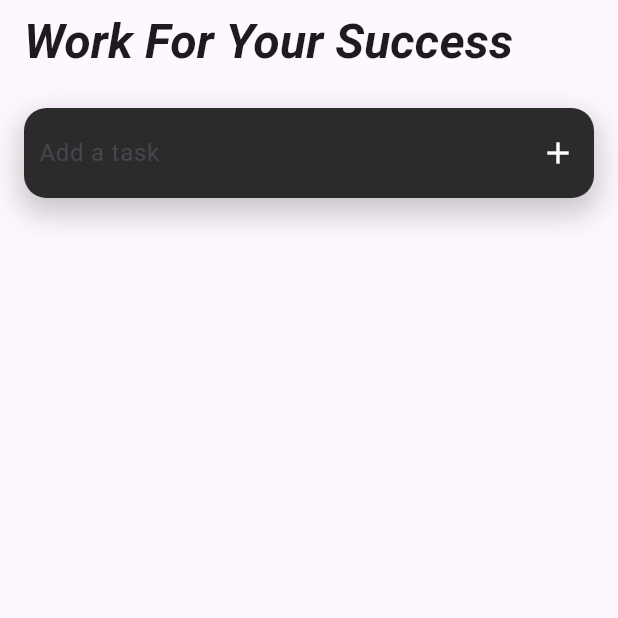
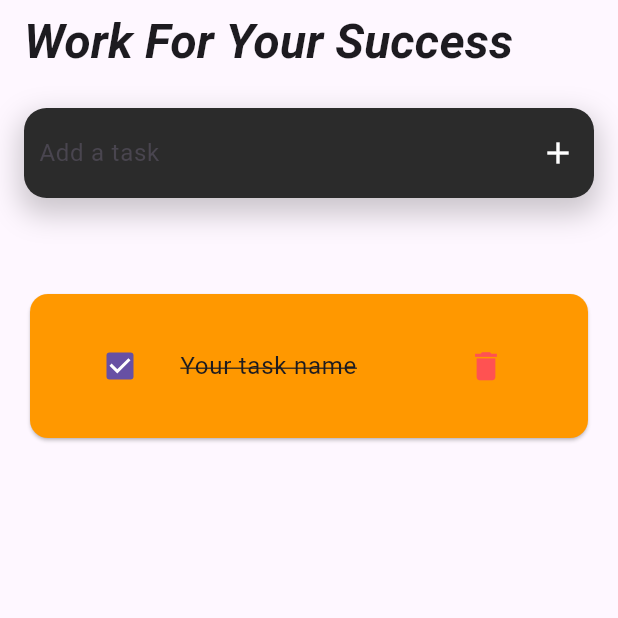
Before and after one commit to NisalUthsara/Task-Manager-App-Flutter, a Flutter app: the screen it shows after launch, on a phone screen of 412 x 824 dp, the top half of it. Run offline on Flutter 3.47's test engine with Material 3 defaults, Android fonts, the light colour scheme and no system bars.

Commit message:
create card widget

```diff
--- a/lib/screens/todo_screen.dart
+++ b/lib/screens/todo_screen.dart
@@ -1,4 +1,5 @@
 import 'package:flutter/material.dart';
+import 'package:task_manager_app_flutter/widgets/todo_card.dart';
 
 class TodoScreen extends StatefulWidget {
   const TodoScreen({super.key});
@@ -66,8 +67,9 @@ class _TodoScreenState extends State<TodoScreen> {
                   ],
                 ),
               ),
+              const SizedBox(height: 60),
               //tasks panel goes here
-              Expanded(child: ListView()),
+              Expanded(child: ListView(children: [TodoCard(isMarked: true)])),
             ],
           ),
         ),
--- /dev/null
+++ b/lib/widgets/todo_card.dart
@@ -0,0 +1,33 @@
+import 'package:flutter/material.dart';
+
+class TodoCard extends StatelessWidget {
+  final bool isMarked;
+
+  const TodoCard({super.key, required this.isMarked});
+
+  @override
+  Widget build(BuildContext context) {
+    return Card(
+      color: Colors.orange,
+      child: Padding(
+        padding: EdgeInsetsGeometry.all(20),
+        child: ListTile(
+          leading: Checkbox(value: isMarked, onChanged: (value) {}),
+          title: Text(
+            'Your task name',
+            style: TextStyle(
+              fontSize: 16,
+              decoration: isMarked
+                  ? TextDecoration.lineThrough
+                  : TextDecoration.none,
+            ),
+          ),
+          trailing: IconButton(
+            icon: const Icon(Icons.delete, color: Colors.redAccent, size: 25),
+            onPressed: () => {},
+          ),
+        ),
+      ),
+    );
+  }
+}
```
